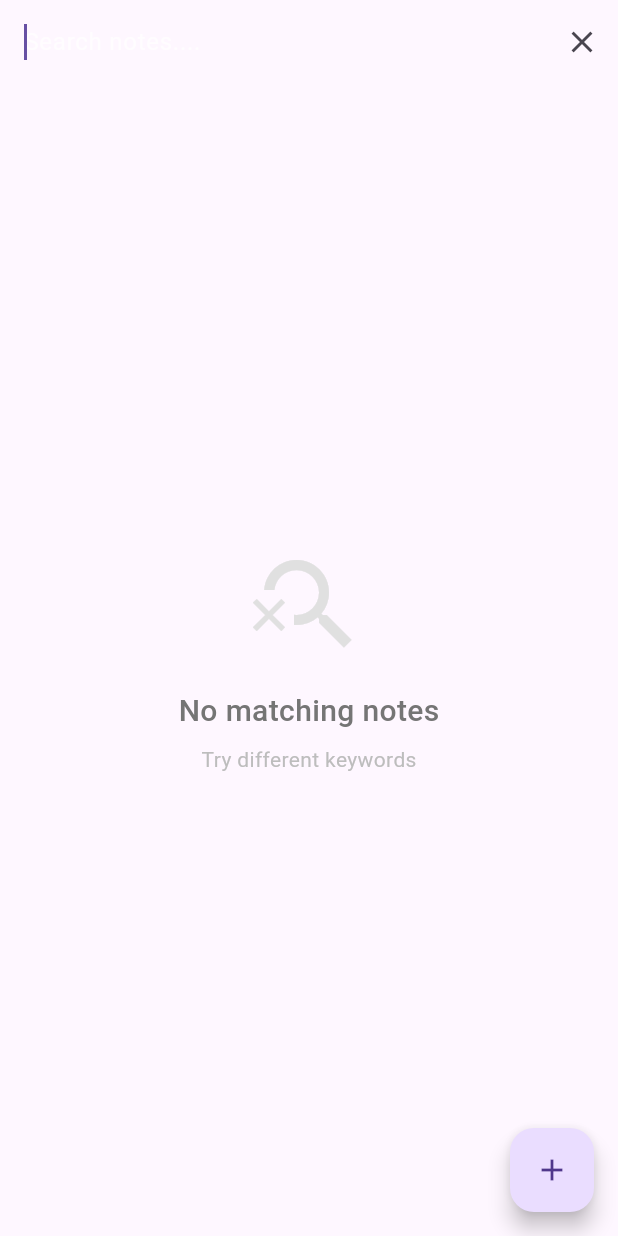
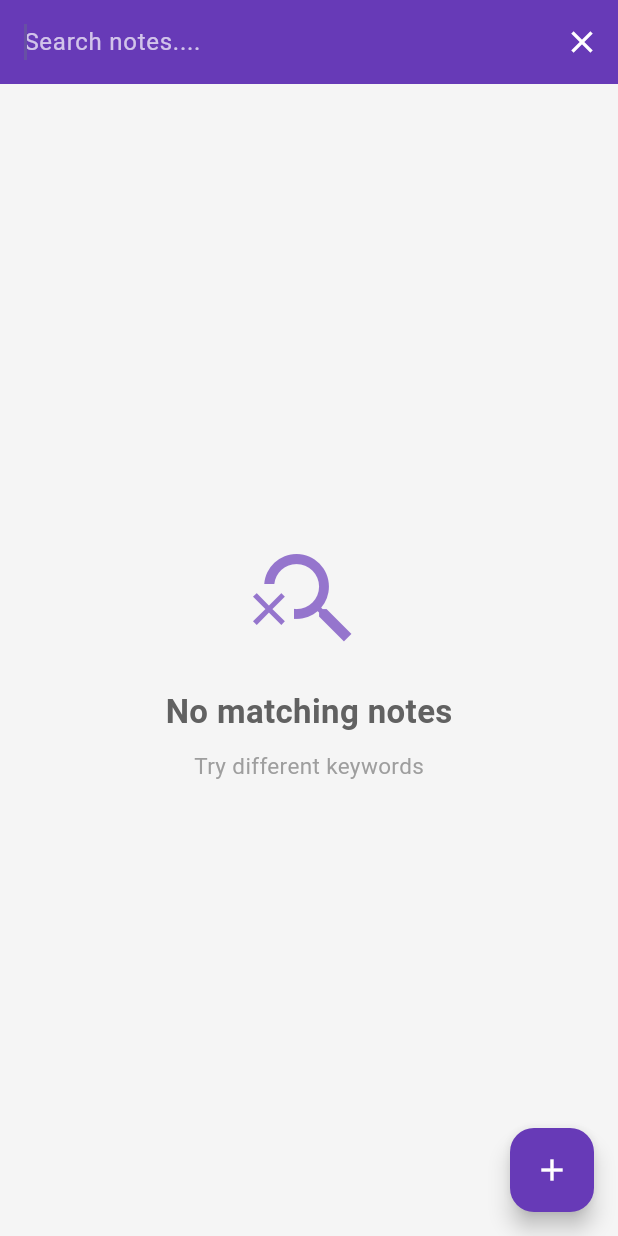
Before and after one commit to ATM-Codes/note_taking_app, a Flutter app: the screen it shows after launch, on a phone screen of 412 x 824 dp. Run offline on Flutter 3.47's test engine with Material 3 defaults, Android fonts, the phone set to English and light mode, and no system bars; our stand-ins replace sqflite; accounts and stored records are empty.

Commit message:
style: polish UI with better theme, cards, and animations

```diff
--- a/lib/main.dart
+++ b/lib/main.dart
@@ -13,7 +13,27 @@ class NoteTakingApp extends StatelessWidget {
     return MaterialApp(
       title: 'Note Taking App',
       debugShowCheckedModeBanner: false,
-      theme: ThemeData(primarySwatch: Colors.blue, useMaterial3: true),
+      theme: ThemeData(
+        primarySwatch: Colors.deepPurple,
+        useMaterial3: true,
+        scaffoldBackgroundColor: Color(0xFFF5F5F5),
+        appBarTheme: AppBarTheme(
+          backgroundColor: Colors.deepPurple,
+          foregroundColor: Colors.white,
+          elevation: 0,
+          centerTitle: false,
+        ),
+        floatingActionButtonTheme: FloatingActionButtonThemeData(
+          backgroundColor: Colors.deepPurple,
+          foregroundColor: Colors.white,
+        ),
+        cardTheme: CardThemeData(
+          elevation: 2,
+          shape: RoundedRectangleBorder(
+            borderRadius: BorderRadius.circular(16),
+          ),
+        ),
+      ),
       home: const HomeScreen(),
     );
   }
--- a/lib/screens/home_screen.dart
+++ b/lib/screens/home_screen.dart
@@ -65,6 +65,23 @@ class _HomeScreenState extends State<HomeScreen> {
     });
   }
 
+  String _formatDate(DateTime date) {
+    final now = DateTime.now();
+    final difference = now.difference(date);
+
+    if (difference.inMinutes < 1) {
+      return 'Just now';
+    } else if (difference.inHours < 1) {
+      return '${difference.inMinutes} mins ago';
+    } else if (difference.inHours < 24) {
+      return '${difference.inHours} hours ago';
+    } else if (difference.inDays < 7) {
+      return '${difference.inDays} days ago';
+    } else {
+      return '${date.day}/${date.month}/${date.year}';
+    }
+  }
+
   @override
   Widget build(BuildContext context) {
     return Scaffold(
@@ -94,7 +111,19 @@ class _HomeScreenState extends State<HomeScreen> {
                   style: TextStyle(color: Colors.black),
                   onChanged: _searchNotes,
                 )
-                : Text('My Notes'),
+                : Column(
+                  children: [
+                    Text('My Notes'),
+                    if (_notes.isNotEmpty)
+                      Text(
+                        '${_notes.length} ${_notes.length == 1 ? 'note' : 'notes'}',
+                        style: TextStyle(
+                          fontSize: 12,
+                          fontWeight: FontWeight.normal,
+                        ),
+                      ),
+                  ],
+                ),
         actions: [
           IconButton(
             icon: Icon(_isSearching ? Icons.close : Icons.search),
@@ -119,25 +148,25 @@ class _HomeScreenState extends State<HomeScreen> {
                   mainAxisAlignment: MainAxisAlignment.center,
                   children: [
                     Icon(
-                      _isSearching ? Icons.search_off : Icons.note,
+                      _isSearching ? Icons.search_off : Icons.note_add_outlined,
                       size: 80,
-                      color: Colors.grey[300],
+                      color: Colors.deepPurple[300],
                     ),
-                    SizedBox(height: 16),
+                    SizedBox(height: 20),
                     Text(
                       _isSearching ? 'No matching notes' : "No Note Yet!",
                       style: TextStyle(
-                        fontSize: 20,
-                        color: Colors.grey[600],
-                        fontWeight: FontWeight.w500,
+                        fontSize: 22,
+                        color: Colors.grey[700],
+                        fontWeight: FontWeight.w600,
                       ),
                     ),
-                    SizedBox(height: 8),
+                    SizedBox(height: 10),
                     Text(
                       _isSearching
                           ? 'Try different keywords'
                           : "Tap + to add a Note",
-                      style: TextStyle(fontSize: 14, color: Colors.grey[400]),
+                      style: TextStyle(fontSize: 15, color: Colors.grey[500]),
                     ),
                   ],
                 ),
@@ -151,13 +180,32 @@ class _HomeScreenState extends State<HomeScreen> {
                     direction: DismissDirection.endToStart,
                     background: Container(
                       alignment: Alignment.centerRight,
-                      padding: EdgeInsets.only(right: 20),
+                      padding: EdgeInsets.only(right: 14),
                       margin: EdgeInsets.only(bottom: 12),
                       decoration: BoxDecoration(
-                        color: Colors.red,
-                        borderRadius: BorderRadius.circular(12),
+                        gradient: LinearGradient(
+                          colors: [Colors.red[400]!, Colors.red[800]!],
+                        ),
+                        borderRadius: BorderRadius.circular(16),
                       ),
-                      child: Icon(Icons.delete, color: Colors.white, size: 32),
+                      child: Column(
+                        mainAxisAlignment: MainAxisAlignment.center,
+                        children: [
+                          Icon(
+                            Icons.delete_outline,
+                            color: Colors.white,
+                            size: 36,
+                          ),
+                          SizedBox(height: 2),
+                          Text(
+                            'Delete',
+                            style: TextStyle(
+                              color: Colors.white,
+                              fontWeight: FontWeight.bold,
+                            ),
+                          ),
+                        ],
+                      ),
                     ),
                     confirmDismiss: (direction) async {
                       return await showDialog(
@@ -219,10 +267,12 @@ class _HomeScreenState extends State<HomeScreen> {
                               crossAxisAlignment: CrossAxisAlignment.start,
                               children: [
                                 Text(
+                                  //Title
                                   note.title,
                                   style: TextStyle(
-                                    fontSize: 18,
+                                    fontSize: 20,
                                     fontWeight: FontWeight.bold,
+                                    color: Colors.black87,
                                   ),
                                   maxLines: 1,
                                   overflow: TextOverflow.ellipsis,
@@ -232,27 +282,35 @@ class _HomeScreenState extends State<HomeScreen> {
                                 Text(
                                   note.content,
                                   style: TextStyle(
-                                    fontSize: 14,
+                                    fontSize: 15,
                                     color: Colors.grey[700],
+                                    height: 1.4,
                                   ),
-                                  maxLines: 2,
+                                  maxLines: 3,
                                   overflow: TextOverflow.ellipsis,
                                 ),
-                                SizedBox(height: 12),
+                                SizedBox(height: 16),
+                                //Date with better formatting
                                 Row(
                                   children: [
                                     Icon(
-                                      Icons.access_time,
-                                      size: 14,
-                                      color: Colors.grey[400],
+                                      Icons.schedule,
+                                      size: 16,
+                                      color: Colors.deepPurple[300],
                                     ),
-                                    SizedBox(width: 4),
+                                    SizedBox(width: 6),
                                     Text(
-                                      '${note.modifiedAt.day}/${note.modifiedAt.month}/${note.modifiedAt.year}',
+                                      _formatDate(note.modifiedAt),
                                       style: TextStyle(
                                         fontSize: 12,
                                         color: Colors.grey[500],
                                       ),
+                                    ),
+                                    Spacer(),
+                                    Icon(
+                                      Icons.chevron_right,
+                                      size: 20,
+                                      color: Colors.grey[400],
                                     ),
                                   ],
                                 ),
```
